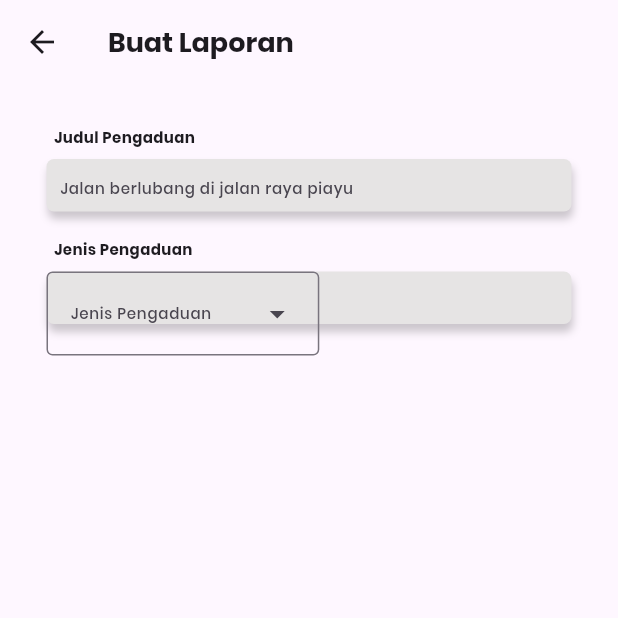
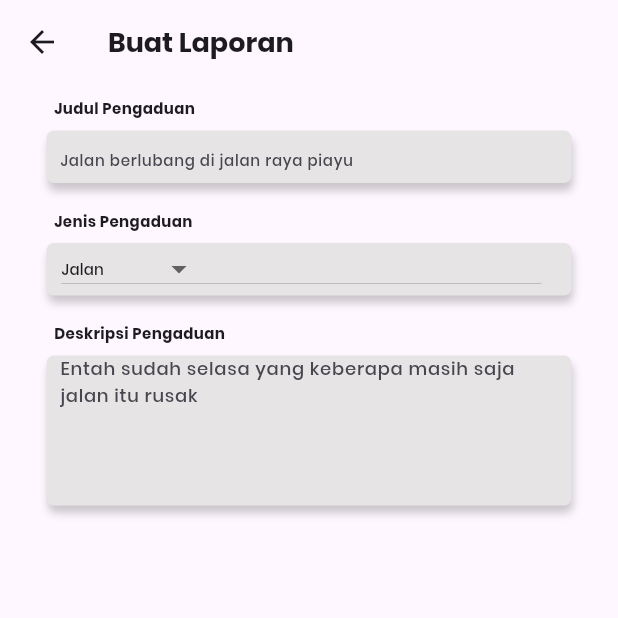
Before and after one commit to kaminariwhat/PBL20KMIPN, a Flutter app: the LaporScreen screen opened by its route, on a phone screen of 412 x 824 dp, the top half of it. Run offline on Flutter 3.47's test engine with Material 3 defaults, Android fonts, the phone set to English and light mode, and no system bars; missing offline and left inert: flutter_osm_plugin.

Commit message:
update lapor dart dropdown deskripsi

```diff
--- a/lib/screens/lapor.dart
+++ b/lib/screens/lapor.dart
@@ -1,8 +1,16 @@
 import 'package:flutter/material.dart';
 
-const List<String> list = <String>['Jalan', 'Lampu Jalan', 'Jembatan'];
-class LaporScreen extends StatelessWidget {
+const List<String> jenis = <String>['Jalan', 'Lampu Jalan', 'Jembatan'];
+
+class LaporScreen extends StatefulWidget {
   const LaporScreen({super.key});
+
+  @override
+  _LaporScreenState createState() => _LaporScreenState();
+}
+
+class _LaporScreenState extends State<LaporScreen> {
+  String? selectedItem = 'Jalan';
 
   @override
   Widget build(BuildContext context) {
@@ -18,31 +26,31 @@ class LaporScreen extends StatelessWidget {
                     fontFamily: "Poppins",
                     fontSize: 18,
                     fontWeight: FontWeight.bold,
-              )
-            )
+                  ),
+                ),
               ),
             ],
           ),
-        )
         ),
-
+      ),
       body: Column(
         children: [
           Center(
             child: Column(
               children: [
-                const SizedBox(height: 20),
+                const SizedBox(height: 1),
                 const SizedBox(
                   width: 340,
                   height: 30,
                   child: Row(
                     mainAxisAlignment: MainAxisAlignment.start,
                     children: [
-                      Text('Judul Pengaduan',
+                      Text(
+                        'Judul Pengaduan',
                         style: TextStyle(
                           fontFamily: "Poppins",
                           fontWeight: FontWeight.bold,
-                        fontSize: 10
+                          fontSize: 10,
                         ),
                       )
                     ],
@@ -53,7 +61,7 @@ class LaporScreen extends StatelessWidget {
                   width: 350,
                   child: Container(
                     decoration: BoxDecoration(
-                    color:const Color.fromARGB(255, 230, 228, 228),
+                      color: const Color.fromARGB(255, 230, 228, 228),
                       borderRadius: BorderRadius.circular(5),
                       boxShadow: [
                         BoxShadow(
@@ -73,12 +81,13 @@ class LaporScreen extends StatelessWidget {
                         ),
                         contentPadding: EdgeInsets.only(
                           top: -12,
-                        left: 9
+                          left: 9,
                         ),
                       ),
                     ),
                   ),
                 ),
+
                 const SizedBox(height: 10),
                 const SizedBox(
                   width: 340,
@@ -86,11 +95,12 @@ class LaporScreen extends StatelessWidget {
                   child: Row(
                     mainAxisAlignment: MainAxisAlignment.start,
                     children: [
-                      Text('Jenis Pengaduan',
+                      Text(
+                        'Jenis Pengaduan',
                         style: TextStyle(
                           fontFamily: "Poppins",
                           fontWeight: FontWeight.bold,
-                        fontSize: 10
+                          fontSize: 10,
                         ),
                       )
                     ],
@@ -101,7 +111,7 @@ class LaporScreen extends StatelessWidget {
                   height: 35,
                   child: Container(
                     decoration: BoxDecoration(
-                    color:const Color.fromARGB(255, 230, 228, 228),
+                      color: const Color.fromARGB(255, 230, 228, 228),
                       borderRadius: BorderRadius.circular(5),
                       boxShadow: [
                         BoxShadow(
@@ -111,28 +121,103 @@ class LaporScreen extends StatelessWidget {
                         ),
                       ],
                     ),
-                  child: SizedBox(
+                    child: Row(
+                      children: [
+                        const SizedBox(
+                          width: 10,
+                        ),
+                        SizedBox(
+                      width: 320,
+                      height: 35,
+                      child: DropdownButton<String>(
+                        value: selectedItem,
+                        items: jenis.map<DropdownMenuItem<String>>((String item) {
+                          return DropdownMenuItem<String>(
+                            value: item,
+                            child: Text(item, style: const TextStyle(
+                              fontFamily: "Poppins",
+                              fontSize: 10,
+                            ),
+                            ),
+                          );
+                        }).toList(),
+                        onChanged: (String? item) {
+                          setState(() {
+                            selectedItem = item;
+                          }
+                          );
+                        },
+                      ),
+                      ),
+                      ],
+                    )
+                  ),
+                ),
+
+                const SizedBox(height: 10),
+                const SizedBox(
+                  width: 340,
+                  height: 30,
+                  child: Row(
+                    mainAxisAlignment: MainAxisAlignment.start,
+                    children: [
+                      Text(
+                        'Deskripsi Pengaduan',
+                        style: TextStyle(
+                          fontFamily: "Poppins",
+                          fontWeight: FontWeight.bold,
+                          fontSize: 10,
+                        ),
+                      ),
+                    ],
+                  ),
+                ),
+                SizedBox(
+                  height: 100,
                   width: 350,
-                    height: 35,
-                    child: DropdownMenu<String>(
-                    hintText: 'Jenis Pengaduan',
-                    textStyle: const TextStyle(
-                      fontFamily: 'Poppins',
-                      fontSize: 10
+                  child: Container(
+                    decoration: BoxDecoration(
+                      color: const Color.fromARGB(255, 230, 228, 228),
+                      borderRadius: BorderRadius.circular(5),
+                      boxShadow: [
+                        BoxShadow(
+                          color: Colors.black.withOpacity(0.2),
+                          blurRadius: 4,
+                          offset: const Offset(1, 5),
                         ),
-                    dropdownMenuEntries: list.map<DropdownMenuEntry<String>>((String value) {
-                      return DropdownMenuEntry<String>(value: value, label: value);
-                    }).toList(),
+                      ],
+                    ),
+                    padding: const EdgeInsets.only(
+                      top: 12,
+                      right: 2),
+                    child: const TextField(
+                      style: TextStyle(
+                        fontFamily: "Poppins",
+                        fontSize: 12,
+                      ),
+                      cursorHeight: 14,
+                      maxLines: 6,
+                      decoration: InputDecoration(
+                        border: InputBorder.none,
+                        hintText: 'Entah sudah selasa yang keberapa masih saja jalan itu rusak',
+                        hintStyle: TextStyle(
+                          fontFamily: "Poppins",
+                          fontSize: 12,
+                        ),
+                        contentPadding: EdgeInsets.only(
+                          top: -12,
+                          left: 9,
                         ),
                       ),
                     ),
                   ),
+                ),
+
               ],
             ),
           )
         ],
       ),
-
     );
   }
 }
```
Lines whose indentation alone changed are shown as unchanged.
